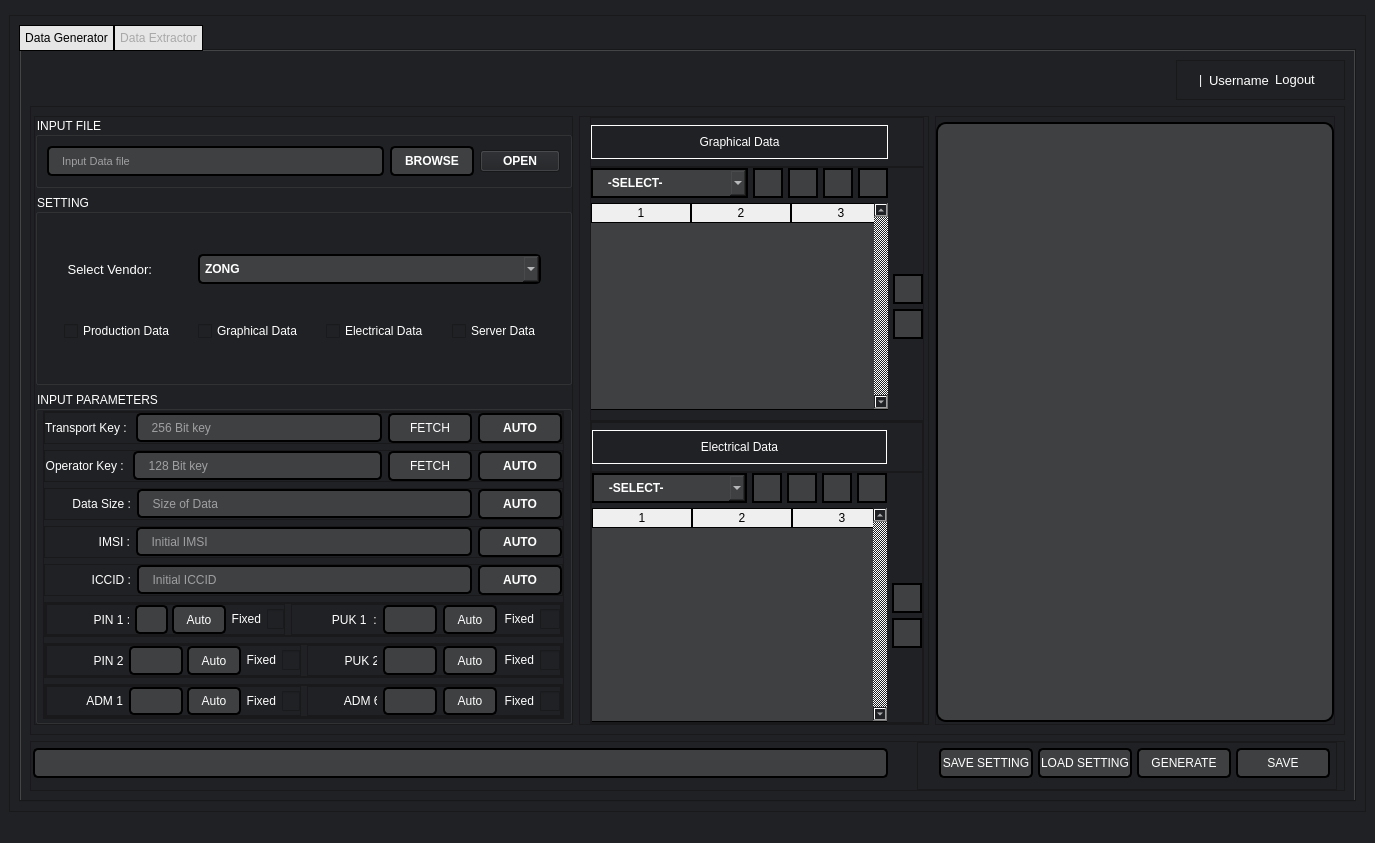
Before: the Qt Designer form gui/forms/main.ui in open-etsi/gsm-data-generator-gui, drawn with Qt 5.
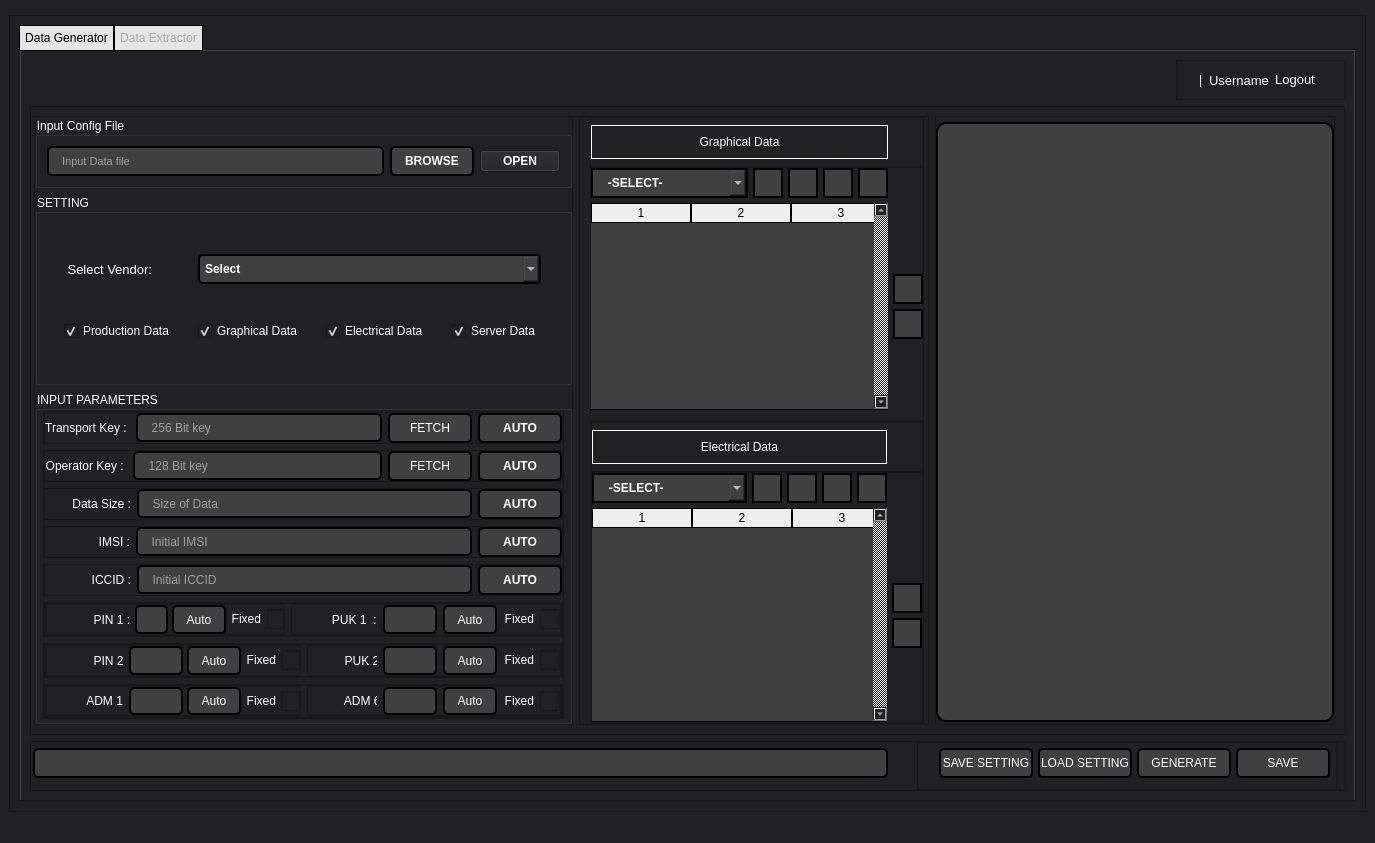
After: the same form once the commit is applied. Icons and pictures are not drawn.

Diff of the .ui file:
```diff
--- a/gui/forms/main.ui
+++ b/gui/forms/main.ui
@@ -1965,6 +1965,9 @@
                       <property name="text">
                        <string>Graphical Data</string>
                       </property>
+                      <property name="checked">
+                       <bool>true</bool>
+                      </property>
                       <property name="tristate">
                        <bool>false</bool>
                       </property>
@@ -2001,6 +2004,9 @@
                       <property name="text">
                        <string>Electrical Data</string>
                       </property>
+                      <property name="checked">
+                       <bool>true</bool>
+                      </property>
                       <property name="autoRepeatDelay">
                        <number>300</number>
                       </property>
@@ -2038,7 +2044,7 @@
                        <bool>true</bool>
                       </property>
                       <property name="checked">
-                       <bool>false</bool>
+                       <bool>true</bool>
                       </property>
                       <property name="tristate">
                        <bool>false</bool>
@@ -2109,10 +2115,16 @@
                       <property name="text">
                        <string>Server Data</string>
                       </property>
+                      <property name="checked">
+                       <bool>true</bool>
+                      </property>
                      </widget>
                     </item>
                     <item row="0" column="1" colspan="3">
                      <widget class="QComboBox" name="comboVendor">
+                      <property name="enabled">
+                       <bool>false</bool>
+                      </property>
                       <property name="styleSheet">
                        <string notr="true">QComboBox#comboVendor{
     border:                 none;
@@ -2148,6 +2160,14 @@
 
 </string>
                       </property>
+                      <property name="editable">
+                       <bool>false</bool>
+                      </property>
+                      <item>
+                       <property name="text">
+                        <string>Select</string>
+                       </property>
+                      </item>
                       <item>
                        <property name="text">
                         <string>ZONG</string>
@@ -2172,7 +2192,7 @@
                     </sizepolicy>
                    </property>
                    <property name="title">
-                    <string>INPUT FILE</string>
+                    <string>Input Config File</string>
                    </property>
                    <layout class="QGridLayout" name="gridLayout_10">
                     <item row="0" column="0">
```
Left out of the diff: 22 changed lines with no effect on the pictures.
